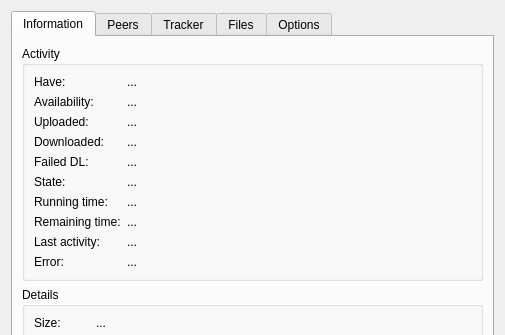
First picture: the form in qt/DetailsDialog.ui, repository retransmission/retransmission, before the edit; both pictures show x 0 to 505 and y 0 to 335 of the 505 by 661 pixel window.
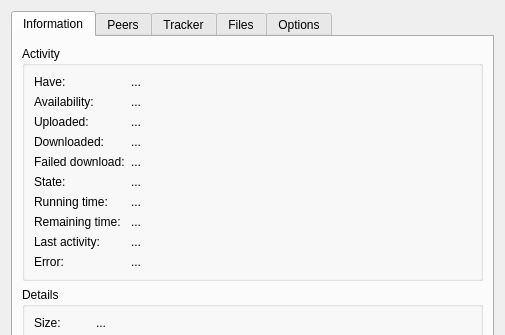
Second picture: the form after the edit. Custom widgets are drawn as their Qt base class.

Commit message:
chore: label the discarded-data row "Failed download:"
"Failed DL:" was the Mac Inspector's abbreviation. The GTK and Qt
dialogs have the room for the whole word, and it still fits the
Inspector's label column, so the three clients and the Mac help page
now spell it out.

The edit to the form file:
```diff
--- a/qt/DetailsDialog.ui
+++ b/qt/DetailsDialog.ui
@@ -167,7 +167,7 @@
           <item row="4" column="0">
            <widget class="QLabel" name="failedLabel">
             <property name="text">
-             <string>Failed DL:</string>
+             <string>Failed download:</string>
             </property>
             <property name="buddy">
              <cstring>failedValueLabel</cstring>
```
The commit also changes 40 other files.
